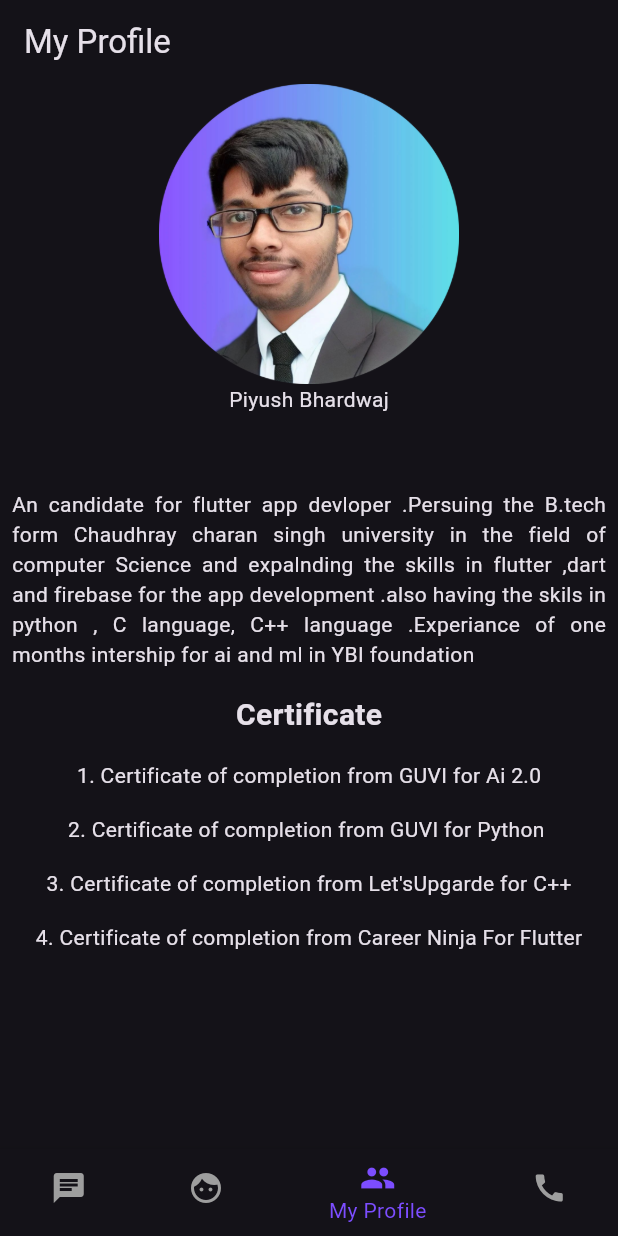
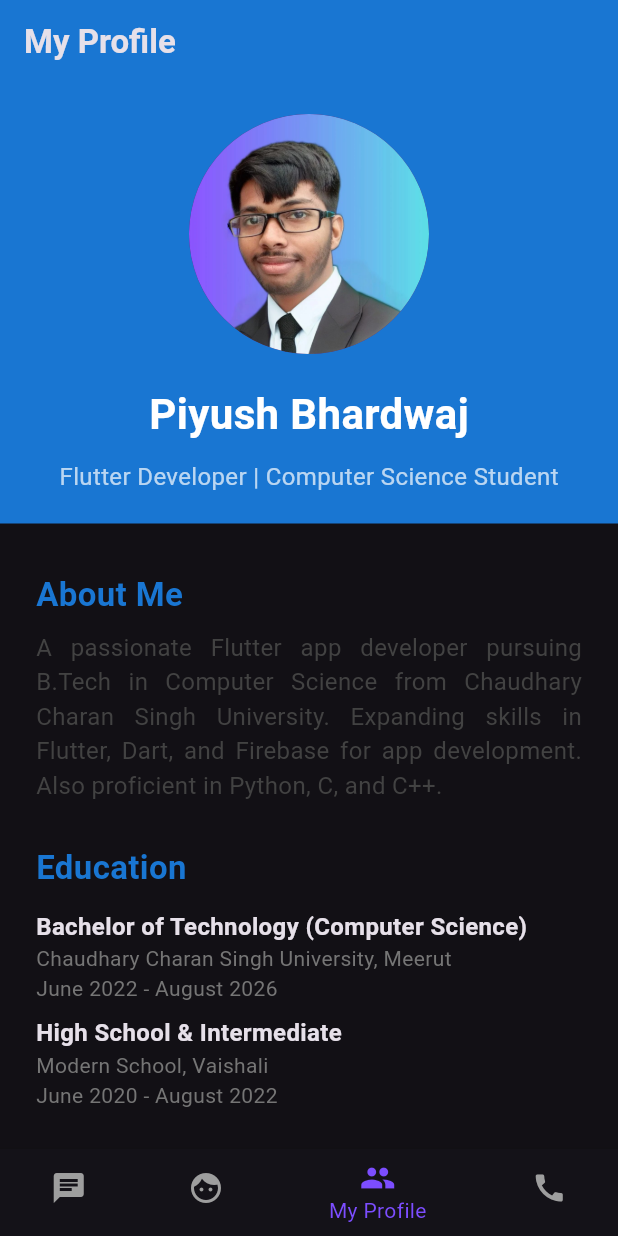
Before and after one commit to Piyu-Pika/web-portfolio, a Flutter app: the screen it shows after launch, item 3 of the bottom bar chosen, on a phone screen of 412 x 824 dp. Run offline on Flutter 3.47's test engine with Material 3 defaults, Android fonts, the phone set to English and light mode, and no system bars.

Commit message:
update beauty

```diff
--- a/lib/Screens/myprofile.dart
+++ b/lib/Screens/myprofile.dart
@@ -1,71 +1,164 @@
 import 'package:flutter/material.dart';
 
-class CommunitiesScreen extends StatelessWidget {
+class ProfileScreen extends StatelessWidget {
   @override
   Widget build(BuildContext context) {
     return Scaffold(
+      backgroundColor: Colors.black12,
       appBar: AppBar(
-          title: const Text('My Profile'),
+        title: const Text('My Profile',
+            style: TextStyle(fontWeight: FontWeight.bold)),
+        backgroundColor: Colors.blue[700],
+        elevation: 0,
       ),
       body: SingleChildScrollView(
-          child: Center(
+        child: Column(
+          crossAxisAlignment: CrossAxisAlignment.stretch,
+          children: [
+            Container(
+              color: Colors.blue[700],
               child: Column(
                 children: [
-                SizedBox(
-                  height: 200,
-                  width: 200,
-                  child: Image.asset("assets/images/profile.png"),
+                  const SizedBox(height: 20),
+                  CircleAvatar(
+                    radius: 80,
+                    backgroundImage: AssetImage("assets/images/profile.png"),
                   ),
+                  const SizedBox(height: 20),
                   const Text(
                     "Piyush Bhardwaj",
+                    style: TextStyle(
+                      fontSize: 28,
+                      fontWeight: FontWeight.bold,
+                      color: Colors.white,
                     ),
-                const Text(""),
-                const Text(""),
-                const Padding(
-                  padding: EdgeInsets.all(8.0),
-                  child: Text(
-                    "An candidate for flutter app devloper .Persuing the B.tech form Chaudhray charan singh university in the field of computer Science and expalnding the skills in flutter ,dart and firebase for the app development .also having the skils in python , C language, C++ language .Experiance of one months intership for ai and ml in YBI foundation",
-                    textAlign: TextAlign.justify,
+                  ),
+                  const SizedBox(height: 10),
+                  const Text(
+                    "Flutter Developer | Computer Science Student",
+                    style: TextStyle(
+                      fontSize: 16,
+                      color: Colors.white70,
+                    ),
+                  ),
+                  const SizedBox(height: 20),
+                ],
               ),
             ),
             Padding(
+              padding: const EdgeInsets.all(16.0),
+              child: Padding(
                 padding: const EdgeInsets.all(8.0),
-                  child: Text(
-                    "Certificate",
-                    style: TextStyle(fontWeight: FontWeight.bold, fontSize: 20),
+                child: Column(
+                  crossAxisAlignment: CrossAxisAlignment.start,
+                  children: [
+                    _buildSectionTitle("About Me"),
+                    _buildText(
+                      "A passionate Flutter app developer pursuing B.Tech in Computer Science from Chaudhary Charan Singh University. Expanding skills in Flutter, Dart, and Firebase for app development. Also proficient in Python, C, and C++.",
                     ),
+                    const SizedBox(height: 20),
+                    _buildSectionTitle("Education"),
+                    _buildEducationItem(
+                      "Bachelor of Technology (Computer Science)",
+                      "Chaudhary Charan Singh University, Meerut",
+                      "June 2022 - August 2026",
                     ),
-                Padding(
-                  padding: const EdgeInsets.all(8.0),
-                  child: Text(
-                    '1. Certificate of completion from GUVI for Ai 2.0',
-                    textAlign: TextAlign.left,
+                    _buildEducationItem(
+                      "High School & Intermediate",
+                      "Modern School, Vaishali",
+                      "June 2020 - August 2022",
                     ),
-                ),
-                Padding(
-                  padding: const EdgeInsets.all(8.0),
-                  child: Text(
-                    '2. Certificate of completion from GUVI for Python ',
-                    textAlign: TextAlign.left,
-                  ),
-                ),
-                Padding(
-                  padding: const EdgeInsets.all(8.0),
-                  child: Text(
-                    '3. Certificate of completion from Let\'sUpgarde for C++',
-                    textAlign: TextAlign.left,
-                  ),
-                ),
-                Padding(
-                  padding: const EdgeInsets.all(8.0),
-                  child: Text(
-                    '4. Certificate of completion from Career Ninja For Flutter',
-                    textAlign: TextAlign.left,
-                  ),
-                )
+                    const SizedBox(height: 20),
+                    _buildSectionTitle("Skills"),
+                    _buildSkillsSection(),
+                    const SizedBox(height: 20),
+                    _buildSectionTitle("Certifications"),
+                    _buildCertificationItem("C++ (Letsupgrade)"),
+                    _buildCertificationItem("Python (GUVI)"),
+                    _buildCertificationItem("AI for India 2.0 (GUVI)"),
+                    _buildCertificationItem(
+                        "Introduction to Flutter (CareerNinja)"),
                   ],
                 ),
               ),
-        ));
+            ),
+          ],
+        ),
+      ),
+    );
+  }
+
+  Widget _buildSectionTitle(String title) {
+    return Padding(
+      padding: const EdgeInsets.symmetric(vertical: 8.0),
+      child: Text(
+        title,
+        style: TextStyle(
+            fontWeight: FontWeight.bold, fontSize: 22, color: Colors.blue[700]),
+      ),
+    );
+  }
+
+  Widget _buildText(String text) {
+    return Text(
+      text,
+      style: TextStyle(fontSize: 16, color: Colors.grey[800]),
+      textAlign: TextAlign.justify,
+    );
+  }
+
+  Widget _buildEducationItem(String degree, String school, String duration) {
+    return Padding(
+      padding: const EdgeInsets.symmetric(vertical: 4.0),
+      child: Column(
+        crossAxisAlignment: CrossAxisAlignment.start,
+        children: [
+          Text(degree,
+              style: TextStyle(fontWeight: FontWeight.bold, fontSize: 16)),
+          Text(school, style: TextStyle(fontSize: 14, color: Colors.grey[600])),
+          Text(duration,
+              style: TextStyle(fontSize: 14, color: Colors.grey[600])),
+        ],
+      ),
+    );
+  }
+
+  Widget _buildSkillsSection() {
+    final skills = [
+      "Flutter",
+      "Dart",
+      "Firebase",
+      "Python",
+      "C",
+      "C++",
+      "SQL",
+      "Android SDK",
+      "Git",
+      "GitHub"
+    ];
+    return Wrap(
+      spacing: 8,
+      runSpacing: 8,
+      children: skills
+          .map((skill) => Chip(
+                label: Text(skill),
+                backgroundColor: Colors.blue[100],
+                labelStyle: TextStyle(color: Colors.blue[800]),
+              ))
+          .toList(),
+    );
+  }
+
+  Widget _buildCertificationItem(String certification) {
+    return Padding(
+      padding: const EdgeInsets.symmetric(vertical: 4.0),
+      child: Row(
+        children: [
+          Icon(Icons.check_circle, color: Colors.green, size: 20),
+          SizedBox(width: 8),
+          Text(certification, style: TextStyle(fontSize: 16)),
+        ],
+      ),
+    );
   }
 }
--- a/lib/Screens/skills.dart
+++ b/lib/Screens/skills.dart
@@ -6,8 +6,10 @@ class RotatingSkillsWheel extends StatefulWidget {
   _RotatingSkillsWheelState createState() => _RotatingSkillsWheelState();
 }
 
-class _RotatingSkillsWheelState extends State<RotatingSkillsWheel> {
-  double _rotation = 0.0;
+class _RotatingSkillsWheelState extends State<RotatingSkillsWheel>
+    with SingleTickerProviderStateMixin {
+  late AnimationController _animationController;
+  late Animation<double> _rotationAnimation;
 
   final List<Map<String, String>> skillsData = [
     {"asset": "assets/images/as.png", "name": "Android Studio"},
@@ -21,10 +23,22 @@ class _RotatingSkillsWheelState extends State<RotatingSkillsWheel> {
     {"asset": "assets/images/gh.png", "name": "GitHub"},
   ];
 
-  void _rotateWheel(DragUpdateDetails details) {
-    setState(() {
-      _rotation += details.delta.dx * 0.01;
-    });
+  @override
+  void initState() {
+    super.initState();
+    _animationController = AnimationController(
+      duration: const Duration(seconds: 20), // Adjust the duration as needed
+      vsync: this,
+    )..repeat();
+
+    _rotationAnimation =
+        Tween<double>(begin: 0, end: 2 * pi).animate(_animationController);
+  }
+
+  @override
+  void dispose() {
+    _animationController.dispose();
+    super.dispose();
   }
 
   @override
@@ -38,15 +52,17 @@ class _RotatingSkillsWheelState extends State<RotatingSkillsWheel> {
         backgroundColor: Colors.black,
         elevation: 0,
       ),
-      body: GestureDetector(
-        onPanUpdate: _rotateWheel,
-        child: Container(
+      body: Container(
         color: Colors.black,
         child: Center(
-            child: Stack(
+          child: AnimatedBuilder(
+            animation: _rotationAnimation,
+            builder: (context, child) {
+              return Stack(
                 alignment: Alignment.center,
                 children: List.generate(skillsData.length, (index) {
-                final angle = 2 * pi * index / skillsData.length + _rotation;
+                  final angle = 2 * pi * index / skillsData.length +
+                      _rotationAnimation.value;
                   final radius = 140.0;
                   return Transform(
                     transform: Matrix4.identity()
@@ -57,7 +73,8 @@ class _RotatingSkillsWheelState extends State<RotatingSkillsWheel> {
                     ),
                   );
                 }),
-            ),
+              );
+            },
           ),
         ),
       ),
--- a/lib/main.dart
+++ b/lib/main.dart
@@ -34,7 +34,7 @@ class _HomePageState extends State<HomePage> {
   final List<Widget> _screens = [
     ProjectUI(),
     RotatingSkillsWheel(),
-    CommunitiesScreen(),
+    ProfileScreen(),
     CallsScreen(),
   ];
 
```
Also changed, not shown: pubspec.lock. Lines whose indentation alone changed are shown as unchanged.
